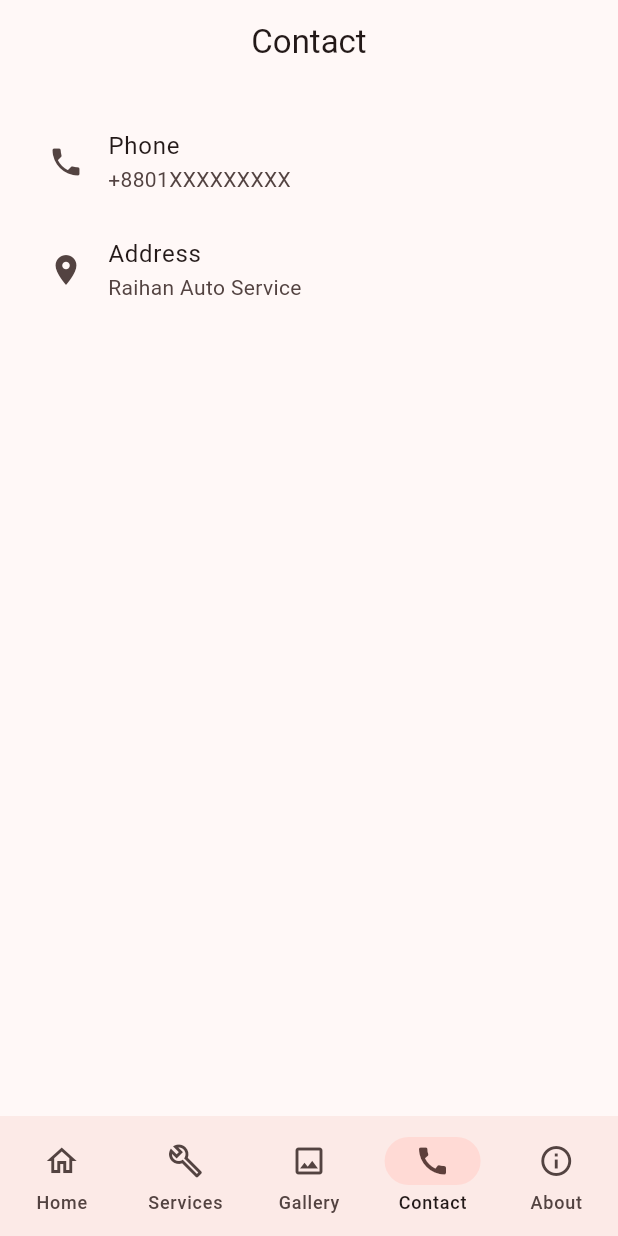
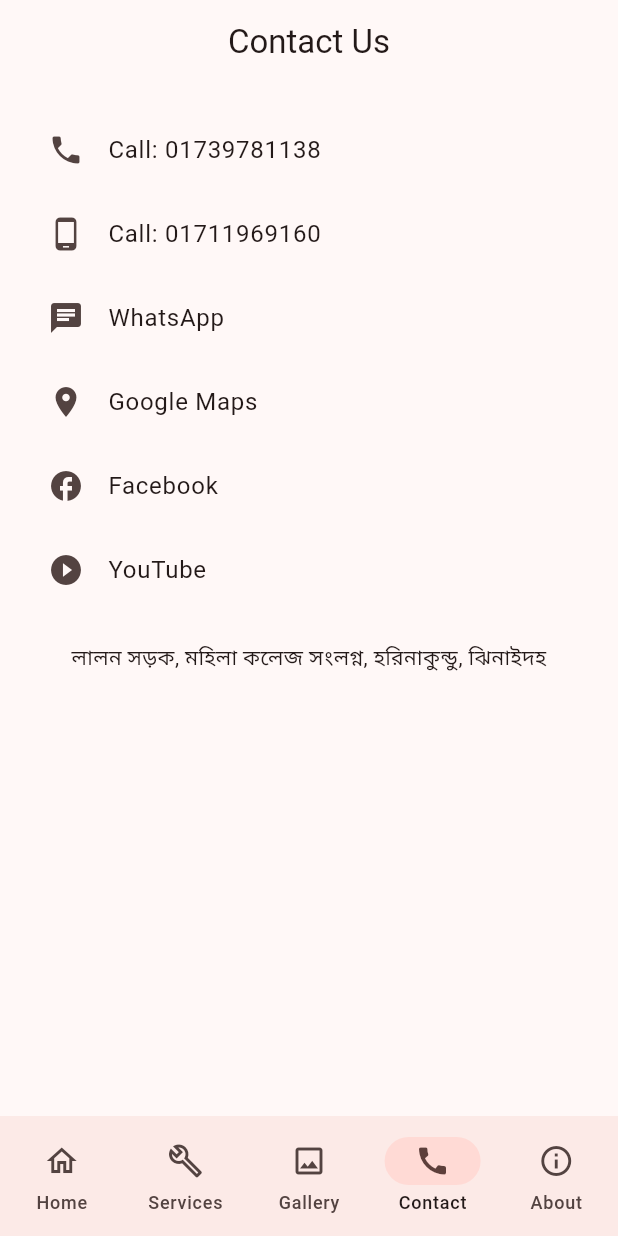
Before and after one commit to raihanauto/raihan-auto-service, a Flutter app: the screen it shows after launch, item 4 of the bottom bar chosen, on a phone screen of 412 x 824 dp. Run offline on Flutter 3.47's test engine with Material 3 defaults, Android fonts, the phone set to English and light mode, and no system bars.

Commit message:
Update contact_screen.dart

```diff
--- a/lib/screens/contact_screen.dart
+++ b/lib/screens/contact_screen.dart
@@ -1,4 +1,7 @@
 import 'package:flutter/material.dart';
+
+import '../services/contact_info.dart';
+import '../services/url_service.dart';
 
 class ContactScreen extends StatelessWidget {
   const ContactScreen({super.key});
@@ -7,25 +10,55 @@
   Widget build(BuildContext context) {
     return Scaffold(
       appBar: AppBar(
-        title: const Text("Contact"),
+        title: const Text("Contact Us"),
       ),
-      body: const Padding(
-        padding: EdgeInsets.all(16),
-        child: Column(
-          crossAxisAlignment: CrossAxisAlignment.start,
+      body: ListView(
+        padding: const EdgeInsets.all(16),
         children: [
+
           ListTile(
-              leading: Icon(Icons.phone),
-              title: Text("Phone"),
-              subtitle: Text("+8801XXXXXXXXX"),
+            leading: const Icon(Icons.phone),
+            title: const Text("Call: 01739781138"),
+            onTap: () => UrlService.call(ContactInfo.phone1),
           ),
+
           ListTile(
-              leading: Icon(Icons.location_on),
-              title: Text("Address"),
-              subtitle: Text("Raihan Auto Service"),
+            leading: const Icon(Icons.phone_android),
+            title: const Text("Call: 01711969160"),
+            onTap: () => UrlService.call(ContactInfo.phone2),
+          ),
+
+          ListTile(
+            leading: const Icon(Icons.chat),
+            title: const Text("WhatsApp"),
+            onTap: () => UrlService.whatsapp(ContactInfo.whatsapp),
+          ),
+
+          ListTile(
+            leading: const Icon(Icons.location_on),
+            title: const Text("Google Maps"),
+            onTap: () => UrlService.openUrl(ContactInfo.googleMap),
+          ),
+
+          ListTile(
+            leading: const Icon(Icons.facebook),
+            title: const Text("Facebook"),
+            onTap: () => UrlService.openUrl(ContactInfo.facebook),
+          ),
+
+          ListTile(
+            leading: const Icon(Icons.play_circle_fill),
+            title: const Text("YouTube"),
+            onTap: () => UrlService.openUrl(ContactInfo.youtube),
+          ),
+
+          const SizedBox(height: 20),
+
+          const Text(
+            ContactInfo.address,
+            textAlign: TextAlign.center,
           ),
         ],
-        ),
       ),
     );
   }
```
Lines whose indentation alone changed are shown as unchanged.
